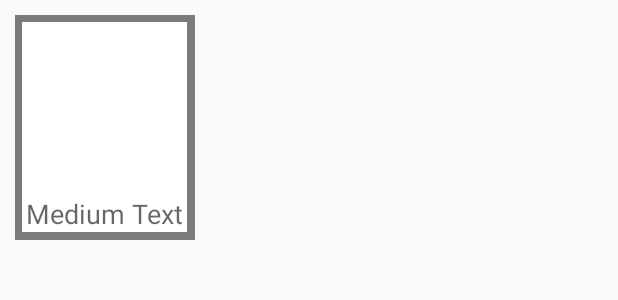
After one commit to NiklasJonsson6/project-sonsofHesslow, an Android app: the layout activity_card.xml on its own in the app's theme, with its tools: preview values and no code run, on a phone screen of 412 x 824 dp. The commit adds this screen. Shown: the top 300 px of the screen. Run offline under Robolectric (Android 15) with nearby library versions, the phone set to English and light mode, and no system bars.

Commit message:
Added card overlay (Logic still to add

```diff
--- a/risk/src/main/java/com/sonsofhesslow/games/risk/Card.java
+++ b/risk/src/main/java/com/sonsofhesslow/games/risk/Card.java
@@ -5,7 +5,7 @@ import java.util.ArrayList;
 import java.util.Random;
 
 public class Card {
-    private enum CardType {
+    public enum CardType {
         INFANTRY, CAVALRY, ARTILLARY
     }
 
@@ -137,4 +137,5 @@ public class Card {
     public int hashCode() {
         return cardType.hashCode();
     }
+    public CardType getCardType(){return cardType;}
 }
--- a/risk/src/main/java/com/sonsofhesslow/games/risk/CustomAdapter.java
+++ b/risk/src/main/java/com/sonsofhesslow/games/risk/CustomAdapter.java
@@ -67,7 +67,9 @@ public class CustomAdapter extends BaseAdapter{
         holder.tv=(TextView) rowView.findViewById(R.id.armiesToPlace);
         holder.tv.setText(armyCount.get(position));
         holder.tv=(TextView) rowView.findViewById(R.id.colourHax);
-        holder.tv.setBackgroundColor(Util.getIntFromColor(colours.get(position)));
+        if(colours.size() > position) {
+            holder.tv.setBackgroundColor(Util.getIntFromColor(colours.get(position)));
+        }
         if(imageId.get(position) != null) {
             System.out.println("Image uri set");
             ImageManager mrg = ImageManager.create(context);
--- a/risk/src/main/java/com/sonsofhesslow/games/risk/View.java
+++ b/risk/src/main/java/com/sonsofhesslow/games/risk/View.java
@@ -127,6 +127,8 @@ public class View implements Observer {
                 Player event = (Player) arg;
                 if (playerColors.get(event) != null) {
                     overlayController.setCurrentPlayer(event, Util.getIntFromColor(playerColors.get(event)));
+                    System.out.println("Number of cards: " + risk.getCurrentPlayer().getCards().size());
+                    overlayController.populateGridView(risk.getCurrentPlayer().getCards());
                 }
                 if (risk.getGamePhase() == Risk.GamePhase.PLACE_STARTING_ARMIES) {
                     overlayController.setGamePhase(Risk.GamePhase.PLACE_STARTING_ARMIES);
--- /dev/null
+++ b/risk/src/main/res/layout/activity_card.xml
@@ -0,0 +1,44 @@
+<?xml version="1.0" encoding="utf-8"?>
+<RelativeLayout xmlns:android="http://schemas.android.com/apk/res/android"
+    android:orientation="vertical" android:layout_width="140dp"
+    android:layout_height="170dp"
+    android:clickable="true">
+
+    <RelativeLayout xmlns:android="http://schemas.android.com/apk/res/android"
+        android:orientation="vertical"
+        android:layout_width="120dp"
+        android:layout_height="150dp"
+        android:background="#7b7b7b"
+        android:clickable="true"
+        android:layout_margin="10dp"
+        android:id="@+id/frameColour">
+
+        <RelativeLayout
+            android:layout_width="wrap_content"
+            android:layout_height="140dp"
+            android:layout_centerInParent="true"
+            android:background="#ffffff"
+            android:id="@+id/cardMain">
+
+            <ImageView
+                android:layout_width="110dp"
+                android:layout_height="150dp"
+                android:id="@+id/cardImage"
+                android:layout_alignParentTop="false"
+                android:layout_alignParentLeft="false"
+                android:layout_alignParentStart="false"
+                android:adjustViewBounds="true"
+                android:scaleType="fitCenter" />
+
+            <TextView
+                android:layout_width="wrap_content"
+                android:layout_height="wrap_content"
+                android:textAppearance="?android:attr/textAppearanceMedium"
+                android:text="Medium Text"
+                android:id="@+id/cardText"
+                android:layout_alignParentBottom="true"
+                android:layout_centerHorizontal="true" />
+        </RelativeLayout>
+    </RelativeLayout>
+
+</RelativeLayout>
--- a/risk/src/main/res/layout/activity_playerinfo.xml
+++ b/risk/src/main/res/layout/activity_playerinfo.xml
@@ -48,7 +48,7 @@
         android:layout_alignParentRight="true"
         android:layout_alignParentEnd="true"
         android:singleLine="true"
-        android:background="#ff4a4a"
+        android:background="#8e8e8e"
         android:layout_margin="3dp"
         android:layout_marginRight="3dp"
         android:layout_marginBottom="3dp" />
```
Also changed, not shown: risk/src/main/java/com/sonsofhesslow/games/risk/CardGridAdapter.java (added, +101 -0 lines), risk/src/main/java/com/sonsofhesslow/games/risk/MainActivity.java (+10 -3 lines), risk/src/main/java/com/sonsofhesslow/games/risk/Overlay.java (+43 -0 lines), risk/src/main/res/layout/activity_cards.xml (+35 -3 lines).
